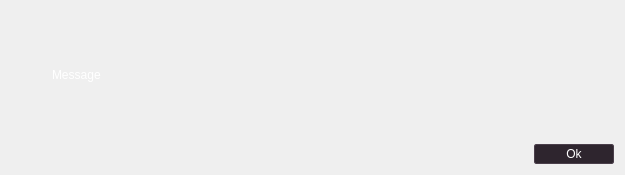
0xInfection/TIDoS-Framework, file core/qt5/Error.ui: the form before one commit.
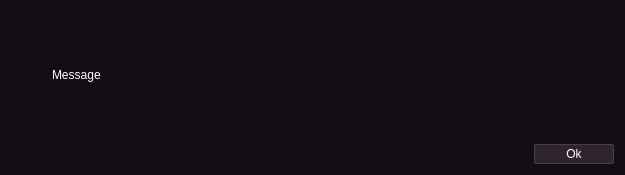
The form after the commit. Icons and pictures are not drawn.

Commit message: Fixed Links + update README + fix GUI palette

Patch:
```diff
--- a/core/qt5/Error.ui
+++ b/core/qt5/Error.ui
@@ -16,6 +16,583 @@
     <verstretch>0</verstretch>
    </sizepolicy>
   </property>
+  <property name="palette">
+   <palette>
+    <active>
+     <colorrole role="WindowText">
+      <brush brushstyle="SolidPattern">
+       <color alpha="255">
+        <red>239</red>
+        <green>240</green>
+        <blue>241</blue>
+       </color>
+      </brush>
+     </colorrole>
+     <colorrole role="Button">
+      <brush brushstyle="SolidPattern">
+       <color alpha="255">
+        <red>33</red>
+        <green>25</green>
+        <blue>33</blue>
+       </color>
+      </brush>
+     </colorrole>
+     <colorrole role="Light">
+      <brush brushstyle="SolidPattern">
+       <color alpha="255">
+        <red>122</red>
+        <green>110</green>
+        <blue>122</blue>
+       </color>
+      </brush>
+     </colorrole>
+     <colorrole role="Midlight">
+      <brush brushstyle="SolidPattern">
+       <color alpha="255">
+        <red>122</red>
+        <green>110</green>
+        <blue>122</blue>
+       </color>
+      </brush>
+     </colorrole>
+     <colorrole role="Dark">
+      <brush brushstyle="SolidPattern">
+       <color alpha="255">
+        <red>122</red>
+        <green>110</green>
+        <blue>122</blue>
+       </color>
+      </brush>
+     </colorrole>
+     <colorrole role="Mid">
+      <brush brushstyle="SolidPattern">
+       <color alpha="255">
+        <red>122</red>
+        <green>110</green>
+        <blue>122</blue>
+       </color>
+      </brush>
+     </colorrole>
+     <colorrole role="Text">
+      <brush brushstyle="SolidPattern">
+       <color alpha="255">
+        <red>239</red>
+        <green>240</green>
+        <blue>241</blue>
+       </color>
+      </brush>
+     </colorrole>
+     <colorrole role="BrightText">
+      <brush brushstyle="SolidPattern">
+       <color alpha="255">
+        <red>255</red>
+        <green>255</green>
+        <blue>255</blue>
+       </color>
+      </brush>
+     </colorrole>
+     <colorrole role="ButtonText">
+      <brush brushstyle="SolidPattern">
+       <color alpha="255">
+        <red>239</red>
+        <green>240</green>
+        <blue>241</blue>
+       </color>
+      </brush>
+     </colorrole>
+     <colorrole role="Base">
+      <brush brushstyle="SolidPattern">
+       <color alpha="255">
+        <red>29</red>
+        <green>22</green>
+        <blue>29</blue>
+       </color>
+      </brush>
+     </colorrole>
+     <colorrole role="Window">
+      <brush brushstyle="SolidPattern">
+       <color alpha="255">
+        <red>19</red>
+        <green>14</green>
+        <blue>19</blue>
+       </color>
+      </brush>
+     </colorrole>
+     <colorrole role="Shadow">
+      <brush brushstyle="SolidPattern">
+       <color alpha="255">
+        <red>122</red>
+        <green>110</green>
+        <blue>122</blue>
+       </color>
+      </brush>
+     </colorrole>
+     <colorrole role="Highlight">
+      <brush brushstyle="SolidPattern">
+       <color alpha="255">
+        <red>39</red>
+        <green>29</green>
+        <blue>39</blue>
+       </color>
+      </brush>
+     </colorrole>
+     <colorrole role="HighlightedText">
+      <brush brushstyle="SolidPattern">
+       <color alpha="255">
+        <red>239</red>
+        <green>240</green>
+        <blue>241</blue>
+       </color>
+      </brush>
+     </colorrole>
+     <colorrole role="Link">
+      <brush brushstyle="SolidPattern">
+       <color alpha="255">
+        <red>148</red>
+        <green>134</green>
+        <blue>148</blue>
+       </color>
+      </brush>
+     </colorrole>
+     <colorrole role="LinkVisited">
+      <brush brushstyle="SolidPattern">
+       <color alpha="255">
+        <red>141</red>
+        <green>127</green>
+        <blue>141</blue>
+       </color>
+      </brush>
+     </colorrole>
+     <colorrole role="AlternateBase">
+      <brush brushstyle="SolidPattern">
+       <color alpha="255">
+        <red>29</red>
+        <green>22</green>
+        <blue>29</blue>
+       </color>
+      </brush>
+     </colorrole>
+     <colorrole role="NoRole">
+      <brush brushstyle="SolidPattern">
+       <color alpha="255">
+        <red>19</red>
+        <green>14</green>
+        <blue>19</blue>
+       </color>
+      </brush>
+     </colorrole>
+     <colorrole role="ToolTipBase">
+      <brush brushstyle="SolidPattern">
+       <color alpha="255">
+        <red>22</red>
+        <green>16</green>
+        <blue>22</blue>
+       </color>
+      </brush>
+     </colorrole>
+     <colorrole role="ToolTipText">
+      <brush brushstyle="SolidPattern">
+       <color alpha="255">
+        <red>239</red>
+        <green>240</green>
+        <blue>241</blue>
+       </color>
+      </brush>
+     </colorrole>
+     <colorrole role="PlaceholderText">
+      <brush brushstyle="SolidPattern">
+       <color alpha="128">
+        <red>239</red>
+        <green>240</green>
+        <blue>241</blue>
+       </color>
+      </brush>
+     </colorrole>
+    </active>
+    <inactive>
+     <colorrole role="WindowText">
+      <brush brushstyle="SolidPattern">
+       <color alpha="255">
+        <red>239</red>
+        <green>240</green>
+        <blue>241</blue>
+       </color>
+      </brush>
+     </colorrole>
+     <colorrole role="Button">
+      <brush brushstyle="SolidPattern">
+       <color alpha="255">
+        <red>33</red>
+        <green>25</green>
+        <blue>33</blue>
+       </color>
+      </brush>
+     </colorrole>
+     <colorrole role="Light">
+      <brush brushstyle="SolidPattern">
+       <color alpha="255">
+        <red>122</red>
+        <green>110</green>
+        <blue>122</blue>
+       </color>
+      </brush>
+     </colorrole>
+     <colorrole role="Midlight">
+      <brush brushstyle="SolidPattern">
+       <color alpha="255">
+        <red>122</red>
+        <green>110</green>
+        <blue>122</blue>
+       </color>
+      </brush>
+     </colorrole>
+     <colorrole role="Dark">
+      <brush brushstyle="SolidPattern">
+       <color alpha="255">
+        <red>122</red>
+        <green>110</green>
+        <blue>122</blue>
+       </color>
+      </brush>
+     </colorrole>
+     <colorrole role="Mid">
+      <brush brushstyle="SolidPattern">
+       <color alpha="255">
+        <red>122</red>
+        <green>110</green>
+        <blue>122</blue>
+       </color>
+      </brush>
+     </colorrole>
+     <colorrole role="Text">
+      <brush brushstyle="SolidPattern">
+       <color alpha="255">
+        <red>239</red>
+        <green>240</green>
+        <blue>241</blue>
+       </color>
+      </brush>
+     </colorrole>
+     <colorrole role="BrightText">
+      <brush brushstyle="SolidPattern">
+       <color alpha="255">
+        <red>255</red>
+        <green>255</green>
+        <blue>255</blue>
+       </color>
+      </brush>
+     </colorrole>
+     <colorrole role="ButtonText">
+      <brush brushstyle="SolidPattern">
+       <color alpha="255">
+        <red>239</red>
+        <green>240</green>
+        <blue>241</blue>
+       </color>
+      </brush>
+     </colorrole>
+     <colorrole role="Base">
+      <brush brushstyle="SolidPattern">
+       <color alpha="255">
+        <red>29</red>
+        <green>22</green>
+        <blue>29</blue>
+       </color>
+      </brush>
+     </colorrole>
+     <colorrole role="Window">
+      <brush brushstyle="SolidPattern">
+       <color alpha="255">
+        <red>19</red>
+        <green>14</green>
+        <blue>19</blue>
+       </color>
+      </brush>
+     </colorrole>
+     <colorrole role="Shadow">
+      <brush brushstyle="SolidPattern">
+       <color alpha="255">
+        <red>122</red>
+        <green>110</green>
+        <blue>122</blue>
+       </color>
+      </brush>
+     </colorrole>
+     <colorrole role="Highlight">
+      <brush brushstyle="SolidPattern">
+       <color alpha="255">
+        <red>39</red>
+        <green>29</green>
+        <blue>39</blue>
+       </color>
+      </brush>
+     </colorrole>
+     <colorrole role="HighlightedText">
+      <brush brushstyle="SolidPattern">
+       <color alpha="255">
+        <red>239</red>
+        <green>240</green>
+        <blue>241</blue>
+       </color>
+      </brush>
+     </colorrole>
+     <colorrole role="Link">
+      <brush brushstyle="SolidPattern">
+       <color alpha="255">
+        <red>148</red>
+        <green>134</green>
+        <blue>148</blue>
+       </color>
+      </brush>
+     </colorrole>
+     <colorrole role="LinkVisited">
+      <brush brushstyle="SolidPattern">
+       <color alpha="255">
+        <red>141</red>
+        <green>127</green>
+        <blue>141</blue>
+       </color>
+      </brush>
+     </colorrole>
+     <colorrole role="AlternateBase">
+      <brush brushstyle="SolidPattern">
+       <color alpha="255">
+        <red>29</red>
+        <green>22</green>
+        <blue>29</blue>
+       </color>
+      </brush>
+     </colorrole>
+     <colorrole role="NoRole">
+      <brush brushstyle="SolidPattern">
+       <color alpha="255">
+        <red>19</red>
+        <green>14</green>
+        <blue>19</blue>
+       </color>
+      </brush>
+     </colorrole>
+     <colorrole role="ToolTipBase">
+      <brush brushstyle="SolidPattern">
+       <color alpha="255">
+        <red>22</red>
+        <green>16</green>
+        <blue>22</blue>
+       </color>
+      </brush>
+     </colorrole>
+     <colorrole role="ToolTipText">
+      <brush brushstyle="SolidPattern">
+       <color alpha="255">
+        <red>239</red>
+        <green>240</green>
+        <blue>241</blue>
+       </color>
+      </brush>
+     </colorrole>
+     <colorrole role="PlaceholderText">
+      <brush brushstyle="SolidPattern">
+       <color alpha="128">
+        <red>239</red>
+        <green>240</green>
+        <blue>241</blue>
+       </color>
+      </brush>
+     </colorrole>
+    </inactive>
+    <disabled>
+     <colorrole role="WindowText">
+      <brush brushstyle="SolidPattern">
+       <color alpha="255">
+        <red>122</red>
+        <green>110</green>
+        <blue>122</blue>
+       </color>
+      </brush>
+     </colorrole>
+     <colorrole role="Button">
+      <brush brushstyle="SolidPattern">
+       <color alpha="255">
+        <red>33</red>
+        <green>25</green>
+        <blue>33</blue>
+       </color>
+      </brush>
+     </colorrole>
+     <colorrole role="Light">
+      <brush brushstyle="SolidPattern">
+       <color alpha="255">
+        <red>122</red>
+        <green>110</green>
+        <blue>122</blue>
+       </color>
+      </brush>
+     </colorrole>
+     <colorrole role="Midlight">
+      <brush brushstyle="SolidPattern">
+       <color alpha="255">
+        <red>122</red>
+        <green>110</green>
+        <blue>122</blue>
+       </color>
+      </brush>
+     </colorrole>
+     <colorrole role="Dark">
+      <brush brushstyle="SolidPattern">
+       <color alpha="255">
+        <red>122</red>
+        <green>110</green>
+        <blue>122</blue>
+       </color>
+      </brush>
+     </colorrole>
+     <colorrole role="Mid">
+      <brush brushstyle="SolidPattern">
+       <color alpha="255">
+        <red>122</red>
+        <green>110</green>
+        <blue>122</blue>
+       </color>
+      </brush>
+     </colorrole>
+     <colorrole role="Text">
+      <brush brushstyle="SolidPattern">
+       <color alpha="255">
+        <red>122</red>
+        <green>110</green>
+        <blue>122</blue>
+       </color>
+      </brush>
+     </colorrole>
+     <colorrole role="BrightText">
+      <brush brushstyle="SolidPattern">
+       <color alpha="255">
+        <red>255</red>
+        <green>255</green>
+        <blue>255</blue>
+       </color>
+      </brush>
+     </colorrole>
+     <colorrole role="ButtonText">
+      <brush brushstyle="SolidPattern">
+       <color alpha="255">
+        <red>122</red>
+        <green>110</green>
+        <blue>122</blue>
+       </color>
+      </brush>
+     </colorrole>
+     <colorrole role="Base">
+      <brush brushstyle="SolidPattern">
+       <color alpha="255">
+        <red>19</red>
+        <green>14</green>
+        <blue>19</blue>
+       </color>
+      </brush>
+     </colorrole>
+     <colorrole role="Window">
+      <brush brushstyle="SolidPattern">
+       <color alpha="255">
+        <red>19</red>
+        <green>14</green>
+        <blue>19</blue>
+       </color>
+      </brush>
+     </colorrole>
+     <colorrole role="Shadow">
+      <brush brushstyle="SolidPattern">
+       <color alpha="255">
+        <red>122</red>
+        <green>110</green>
+        <blue>122</blue>
+       </color>
+      </brush>
+     </colorrole>
+     <colorrole role="Highlight">
+      <brush brushstyle="SolidPattern">
+       <color alpha="255">
+        <red>18</red>
+        <green>13</green>
+        <blue>18</blue>
+       </color>
+      </brush>
+     </colorrole>
+     <colorrole role="HighlightedText">
+      <brush brushstyle="SolidPattern">
+       <color alpha="255">
+        <red>239</red>
+        <green>240</green>
+        <blue>241</blue>
+       </color>
+      </brush>
+     </colorrole>
+     <colorrole role="Link">
+      <brush brushstyle="SolidPattern">
+       <color alpha="255">
+        <red>148</red>
+        <green>134</green>
+        <blue>148</blue>
+       </color>
+      </brush>
+     </colorrole>
+     <colorrole role="LinkVisited">
+      <brush brushstyle="SolidPattern">
+       <color alpha="255">
+        <red>141</red>
+        <green>127</green>
+        <blue>141</blue>
+       </color>
+      </brush>
+     </colorrole>
+     <colorrole role="AlternateBase">
+      <brush brushstyle="SolidPattern">
+       <color alpha="255">
+        <red>29</red>
+        <green>22</green>
+        <blue>29</blue>
+       </color>
+      </brush>
+     </colorrole>
+     <colorrole role="NoRole">
+      <brush brushstyle="SolidPattern">
+       <color alpha="255">
+        <red>19</red>
+        <green>14</green>
+        <blue>19</blue>
+       </color>
+      </brush>
+     </colorrole>
+     <colorrole role="ToolTipBase">
+      <brush brushstyle="SolidPattern">
+       <color alpha="255">
+        <red>22</red>
+        <green>16</green>
+        <blue>22</blue>
+       </color>
+      </brush>
+     </colorrole>
+     <colorrole role="ToolTipText">
+      <brush brushstyle="SolidPattern">
+       <color alpha="255">
+        <red>239</red>
+        <green>240</green>
+        <blue>241</blue>
+       </color>
+      </brush>
+     </colorrole>
+     <colorrole role="PlaceholderText">
+      <brush brushstyle="SolidPattern">
+       <color alpha="128">
+        <red>239</red>
+        <green>240</green>
+        <blue>241</blue>
+       </color>
+      </brush>
+     </colorrole>
+    </disabled>
+   </palette>
+  </property>
   <property name="windowTitle">
    <string>Dialog</string>
   </property>
```
The commit also changes 456 other files.
